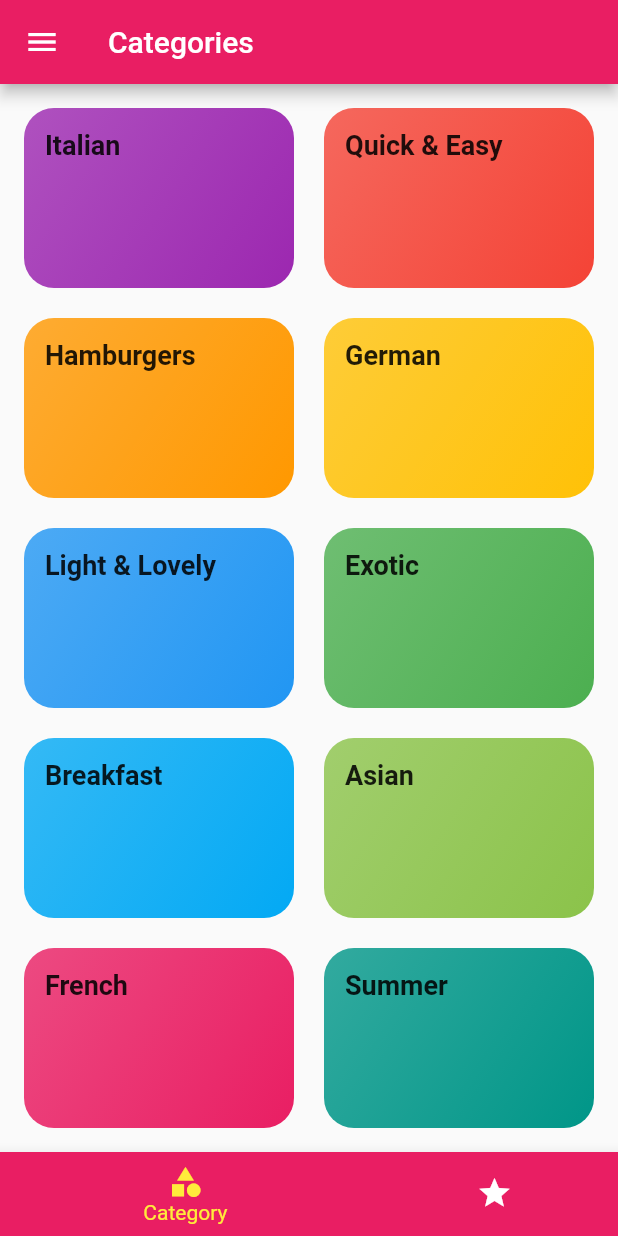
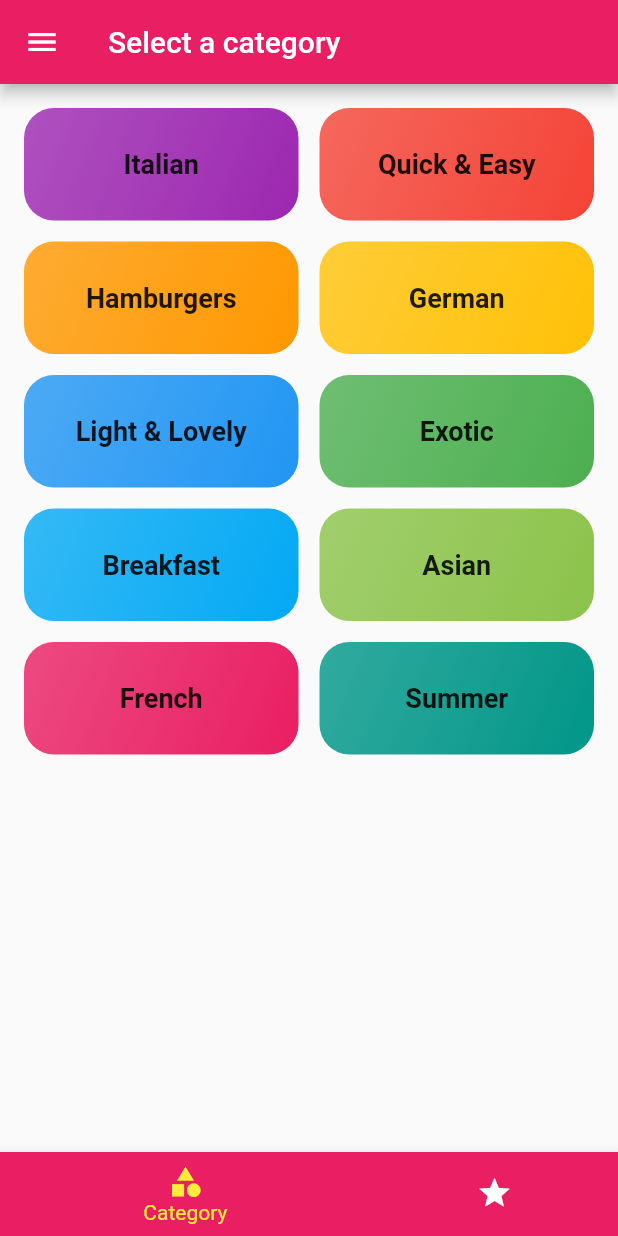
Before and after one commit to mydigita/flutter-recipe-app, a Flutter app: the screen it shows after launch, on a phone screen of 412 x 824 dp. Run offline on Flutter 3.47's test engine with Material 2 defaults, Android fonts, the phone set to English and light mode, and no system bars.

Commit message:
fixed some style

```diff
--- a/lib/screens/categories_screen.dart
+++ b/lib/screens/categories_screen.dart
@@ -11,11 +11,11 @@ class CategoriesScreen extends StatelessWidget {
       child: GridView(
         padding: const EdgeInsets.all(16),
         gridDelegate: const SliverGridDelegateWithMaxCrossAxisExtent(
-          maxCrossAxisExtent: 200,
-          childAspectRatio: 3 / 2,
-          crossAxisSpacing: 20,
-          mainAxisSpacing: 20,
-          mainAxisExtent: 120,
+          maxCrossAxisExtent: 180,
+          childAspectRatio: 1,
+          crossAxisSpacing: 14,
+          mainAxisSpacing: 14,
+          mainAxisExtent: 75,
         ),
         children: listOfCategories
             .map((data) => CategoryItem(data.id, data.title, data.color))
--- a/lib/screens/tabs_screen.dart
+++ b/lib/screens/tabs_screen.dart
@@ -21,7 +21,7 @@ class _TabScreenState extends State<TabScreen> {
     _pages = [
       {
         'page': const CategoriesScreen(),
-        'title': 'Categories',
+        'title': 'Select a category',
       },
       {
         'page': FavoriteScreen(favoriteMeals: widget.favoriteMeals),
--- a/lib/widgets/category_item.dart
+++ b/lib/widgets/category_item.dart
@@ -1,6 +1,5 @@
 import 'package:flutter/material.dart';
 import '../screens/category_meals_screen.dart';
-// import './category_meals_screen.dart';
 
 class CategoryItem extends StatelessWidget {
   final String id;
@@ -20,7 +19,7 @@ class CategoryItem extends StatelessWidget {
       splashColor: Theme.of(context).primaryColor,
       borderRadius: BorderRadius.circular(20),
       child: Container(
-        padding: const EdgeInsets.all(14),
+        padding: const EdgeInsets.all(10),
         decoration: BoxDecoration(
           borderRadius: BorderRadius.circular(20),
           gradient: LinearGradient(
@@ -29,9 +28,11 @@ class CategoryItem extends StatelessWidget {
             end: Alignment.bottomRight,
           ),
         ),
-        child: Text(
-          title,
-          style: const TextStyle(fontSize: 18.0, fontWeight: FontWeight.bold),
+        child: Center(
+          child: Text(
+            title,
+            style: const TextStyle(fontSize: 18.0, fontWeight: FontWeight.bold),
+          ),
         ),
       ),
     );
```
